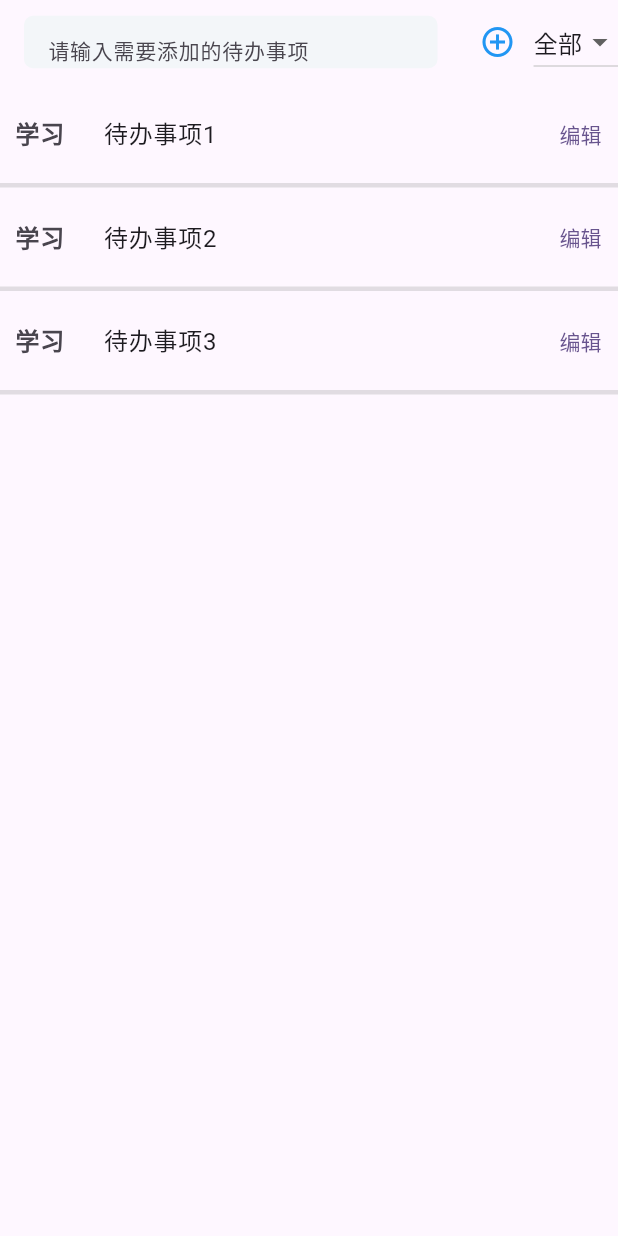
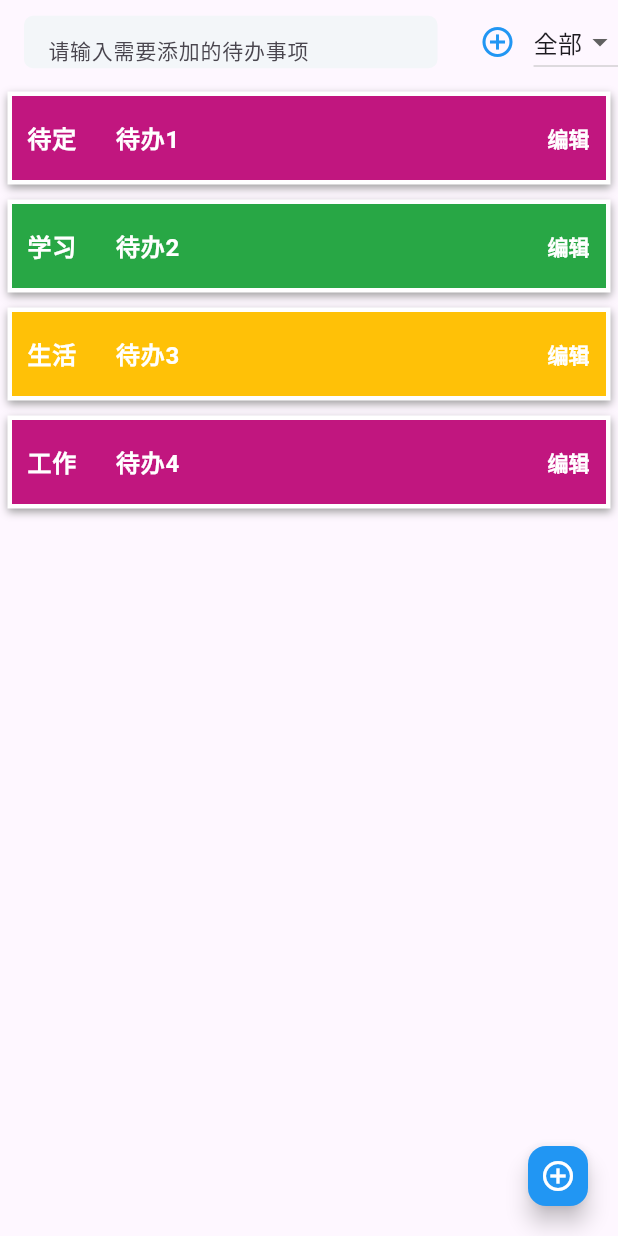
Before and after one commit to jihaobin/fun_fun_toolbox, a Flutter app: the screen it shows after launch, on a phone screen of 412 x 824 dp. Run offline on Flutter 3.47's test engine with Material 3 defaults, Android fonts, the phone set to English and light mode, and no system bars; drawn by our look-alikes of flutter_slidable; missing offline and left inert: flame_audio, progress_border.

Commit message:
feat: 1. 对TodoList模块进行组件拆分 2. 优化TodoList模块的样式
Signed-off-by: jhb <2644263665@qq.com>

```diff
--- a/lib/todo/model/todo_Item_model.dart
+++ b/lib/todo/model/todo_Item_model.dart
@@ -17,6 +17,13 @@ class TodoItemModel {
       : assert(progress >= 0 && progress <= 1);
 }
 
+class CategoriesModel {
+  final TodoType type;
+  final String categoryName;
+
+  CategoriesModel(this.type, this.categoryName);
+}
+
 enum CompletionStatus { completed, notCompleted, progressing }
 
 enum TodoType {
--- /dev/null
+++ b/lib/todo/todo_app_bar.dart
@@ -0,0 +1,61 @@
+import 'package:flutter/material.dart';
+
+import 'model/todo_Item_model.dart';
+
+class TodoAppBar extends StatelessWidget implements PreferredSizeWidget{
+
+  final CategoriesModel currentCategory;
+
+  final List<CategoriesModel> categories;
+
+  final void Function(CategoriesModel? value) onCategoryChanged;
+
+  final VoidCallback onAddTodo;
+
+  final TextEditingController controller;
+
+  const TodoAppBar({super.key, required this.currentCategory, required this.categories, required this.onCategoryChanged, required this.onAddTodo, required this.controller});
+
+  @override
+  Widget build(BuildContext context) {
+    return AppBar(
+      title: TextField(
+        controller: controller,
+        decoration: const InputDecoration(
+          filled: true,
+          fillColor: Color(0xffF3F6F9),
+          constraints: BoxConstraints(maxHeight: 35),
+          border: UnderlineInputBorder(
+              borderSide: BorderSide.none,
+              borderRadius: BorderRadius.all(Radius.circular(6))),
+          hintText: "请输入需要添加的待办事项",
+          hintStyle: TextStyle(fontSize: 14),
+        ),
+        onEditingComplete: onAddTodo,
+      ),
+      actions: [
+        IconButton(
+          onPressed: onAddTodo,
+          icon: const Icon(
+            Icons.add_circle_outline_sharp,
+            color: Colors.blue,
+          ),
+        ),
+        DropdownButton<CategoriesModel>(
+          value: currentCategory,
+          items: categories.map((
+              CategoriesModel value,) {
+            return DropdownMenuItem(
+              value: value,
+              child: Text(value.categoryName),
+            );
+          }).toList(),
+          onChanged:onCategoryChanged
+        )
+      ],
+    );
+  }
+
+  @override
+  Size get preferredSize => const Size.fromHeight(kToolbarHeight);
+}
--- /dev/null
+++ b/lib/todo/todo_item.dart
@@ -0,0 +1,126 @@
+import 'package:flutter/material.dart';
+import 'package:flutter_slidable/flutter_slidable.dart';
+import 'package:progress_border/progress_border.dart';
+
+import 'model/todo_Item_model.dart';
+
+class TodoItem extends StatelessWidget {
+  const TodoItem({super.key, required this.deleteTodo, required this.todo});
+
+  final VoidCallback deleteTodo;
+  final TodoItemModel todo;
+
+  @override
+  Widget build(BuildContext context) {
+    return Container(
+      margin: const EdgeInsets.all(5),
+      decoration: BoxDecoration(
+          border: Border.all(
+            color: Colors.white,
+            width: 3,
+          ),
+          color: getTodoTypeColor(todo.status),
+          // 添加阴影
+          boxShadow: const [
+            BoxShadow(
+              color: Colors.grey,
+              offset: Offset(0, 2), // 阴影偏移
+              blurRadius: 4, // 阴影模糊程度
+            )
+          ]),
+      child: Slidable(
+        key: ValueKey(todo.id.toString()),
+        endActionPane: ActionPane(
+          motion: const ScrollMotion(),
+          children: [
+            SlidableAction(
+              onPressed: (BuildContext context) {
+                deleteTodo();
+              },
+              backgroundColor: const Color(0xFFFE4A49),
+              foregroundColor: Colors.white,
+              icon: Icons.delete,
+              label: '删除',
+            ),
+          ],
+        ),
+        child: Container(
+
+          child: ListTile(
+            contentPadding: const EdgeInsets.symmetric(horizontal: 0),
+            leading: progressCircle(),
+            title: Text(todo.title,
+                style: const TextStyle(
+                    color: Colors.white, fontWeight: FontWeight.bold)),
+            trailing: Container(
+              constraints: const BoxConstraints(maxWidth: 50),
+              child: TextButton(
+                style: TextButton.styleFrom(
+                  padding: const EdgeInsets.symmetric(
+                    horizontal: 5.0,
+                  ), // 设置内边距
+                ),
+                onPressed: () {},
+                child: const Text(
+                  "编辑",
+                  style: TextStyle(
+                      color: Colors.white, fontWeight: FontWeight.bold),
+                ),
+              ),
+            ),
+          ),
+        ),
+      ),
+    );
+  }
+
+  Container progressCircle() {
+    return Container(
+      constraints: const BoxConstraints(
+        maxWidth: 80,
+      ),
+      child: Container(
+        padding: const EdgeInsets.all(10),
+        decoration: BoxDecoration(
+          shape: BoxShape.circle,
+          border: ProgressBorder.all(
+            color: Colors.blue,
+            width: 3,
+            progress: todo.progress,
+          ),
+        ),
+        child: Text(
+          getTodoType(todo.type),
+          style: const TextStyle(
+              fontSize: 16, fontWeight: FontWeight.bold, color: Colors.white),
+        ),
+      ),
+    );
+  }
+
+  String getTodoType(TodoType type) {
+    switch (type) {
+      case TodoType.life:
+        return "生活";
+      case TodoType.work:
+        return "工作";
+      case TodoType.noSet:
+        return "待定";
+      case TodoType.learn:
+        return "学习";
+      default:
+        return "待定";
+    }
+  }
+
+  Color getTodoTypeColor(CompletionStatus state) {
+    switch (state) {
+      case CompletionStatus.completed:
+        return const Color(0xFF28A745);
+      case CompletionStatus.notCompleted:
+        return const Color(0xFFC1167F);
+      case CompletionStatus.progressing:
+        return const Color(0xFFFFC107);
+    }
+  }
+}
--- a/lib/todo/todo_page.dart
+++ b/lib/todo/todo_page.dart
@@ -1,6 +1,9 @@
 import 'package:flutter/material.dart';
-import 'package:flutter_slidable/flutter_slidable.dart';
-import 'package:progress_border/progress_border.dart';
+import 'package:fun_toolbox/todo/todo_app_bar.dart';
+import 'package:fun_toolbox/todo/todo_item.dart';
+import 'package:uuid/uuid.dart';
+
+import 'model/todo_Item_model.dart';
 
 class TodoPage extends StatefulWidget {
   const TodoPage({super.key});
@@ -10,118 +13,86 @@ class TodoPage extends StatefulWidget {
 }
 
 class _TodoPageState extends State<TodoPage> {
-  String currentCategory = '全部';
-  List<String> categories = ['全部', '工作', '学习', '生活'];
-  List<String> todos = ['待办事项1', '待办事项2', '待办事项3'];
+  late CategoriesModel currentCategory;
+  List<CategoriesModel> categories = [
+    CategoriesModel(TodoType.noSet, "全部"),
+    CategoriesModel(TodoType.work, "工作"),
+    CategoriesModel(TodoType.learn, "学习"),
+    CategoriesModel(TodoType.life, "生活")
+  ];
+  List<TodoItemModel> todos = [
+    TodoItemModel(
+        id: const Uuid().v4(),
+        title: '待办1',
+        type: TodoType.noSet,
+        status: CompletionStatus.notCompleted),
+    TodoItemModel(
+        id: const Uuid().v4(),
+        title: '待办2',
+        type: TodoType.learn,
+        status: CompletionStatus.completed),
+    TodoItemModel(
+        id: const Uuid().v4(),
+        title: '待办3',
+        type: TodoType.life,
+        status: CompletionStatus.progressing),
+    TodoItemModel(id: const Uuid().v4(), title: '待办4', type: TodoType.work),
+  ];
+
+  TextEditingController controller = TextEditingController();
+
+  @override
+  void initState() {
+    super.initState();
+    currentCategory = categories[0];
+  }
+
+  @override
+  void dispose() {
+    super.dispose();
+    controller.dispose();
+  }
 
   @override
   Widget build(BuildContext context) {
     return Scaffold(
-      appBar: AppBar(
-        title: TextField(
-          keyboardType: TextInputType.number,
-          decoration: const InputDecoration(
-            filled: true,
-            fillColor: Color(0xffF3F6F9),
-            constraints: BoxConstraints(maxHeight: 35),
-            border: UnderlineInputBorder(
-                borderSide: BorderSide.none,
-                borderRadius: BorderRadius.all(Radius.circular(6))),
-            hintText: "请输入需要添加的待办事项",
-            hintStyle: TextStyle(fontSize: 14),
-          ),
-          onEditingComplete: () {},
-        ),
-        actions: [
-          IconButton(
-            onPressed: () {},
-            icon: const Icon(
-              Icons.add_circle_outline_sharp,
-              color: Colors.blue,
-            ),
-          ),
-          DropdownButton<String>(
-            value: currentCategory,
-            items: categories.map((
-              String value,
-            ) {
-              return DropdownMenuItem<String>(
-                value: value,
-                child: Text(value),
-              );
-            }).toList(),
-            onChanged: (Object? value) {
-              currentCategory = value.toString();
-              setState(() {});
-            },
-          )
-        ],
+      appBar: TodoAppBar(
+        controller: controller,
+        currentCategory: currentCategory,
+        categories: categories,
+        onCategoryChanged: (CategoriesModel? value) {},
+        onAddTodo: onAddSimpleTodo,
       ),
       body: ListView.builder(
         itemCount: todos.length,
         itemBuilder: (BuildContext context, int index) {
-          return Slidable(
-            endActionPane: ActionPane(
-              motion: const ScrollMotion(),
-              children: [
-                SlidableAction(
-                  onPressed: (BuildContext context) {
-                    // 删除操作
-                    todos.removeAt(index);
-                    setState(() {});
-                  },
-                  backgroundColor: const Color(0xFFFE4A49),
-                  foregroundColor: Colors.white,
-                  icon: Icons.delete,
-                  label: '删除',
-                ),
-              ],
-            ),
-            child: Container(
-              padding: const EdgeInsets.symmetric(vertical: 5),
-              decoration: BoxDecoration(
-                  border: Border(
-                      bottom: BorderSide(
-                          color: Colors.grey.withOpacity(0.3), width: 3))),
-              child: ListTile(
-                contentPadding: const EdgeInsets.symmetric(horizontal: 0),
-                leading: Container(
-                  constraints: const BoxConstraints(
-                    maxWidth: 80,
-                  ),
-                  child: Container(
-                    padding: const EdgeInsets.all(10),
-                    decoration: BoxDecoration(
-                      shape: BoxShape.circle,
-                      border: ProgressBorder.all(
-                        color: Colors.blue,
-                        width: 3,
-                        progress: 1,
-                      ),
-                    ),
-                    child: const Text(
-                      "学习",
-                      style:
-                          TextStyle(fontSize: 16, fontWeight: FontWeight.bold),
-                    ),
-                  ),
-                ),
-                title: Text(todos[index]),
-                trailing: Container(
-                  constraints: const BoxConstraints(maxWidth: 50),
-                  child: TextButton(
-                    style: TextButton.styleFrom(
-                      padding: const EdgeInsets.symmetric(horizontal: 5.0,), // 设置内边距
-                    ),
-                    onPressed: () {},
-                    child: const Text("编辑"),
-                  ),
-                ),
-              ),
-            ),
+          return TodoItem(
+            deleteTodo: () {},
+            todo: todos[index],
           );
         },
       ),
+      floatingActionButton: FloatingActionButton.small(
+        backgroundColor: Colors.blue,
+        onPressed: () {},
+        tooltip: "添加TODO",
+        child: const Icon(
+          Icons.add_circle_outline_sharp,
+          color: Colors.white,
+        ),
+      ),
     );
   }
+
+  void onAddSimpleTodo() {
+    todos = [
+      TodoItemModel(
+          id: const Uuid().v4(),
+          title: controller.text,),
+      ...todos
+    ];
+
+    controller.text = "";
+    setState(() {});
+  }
 }
```
